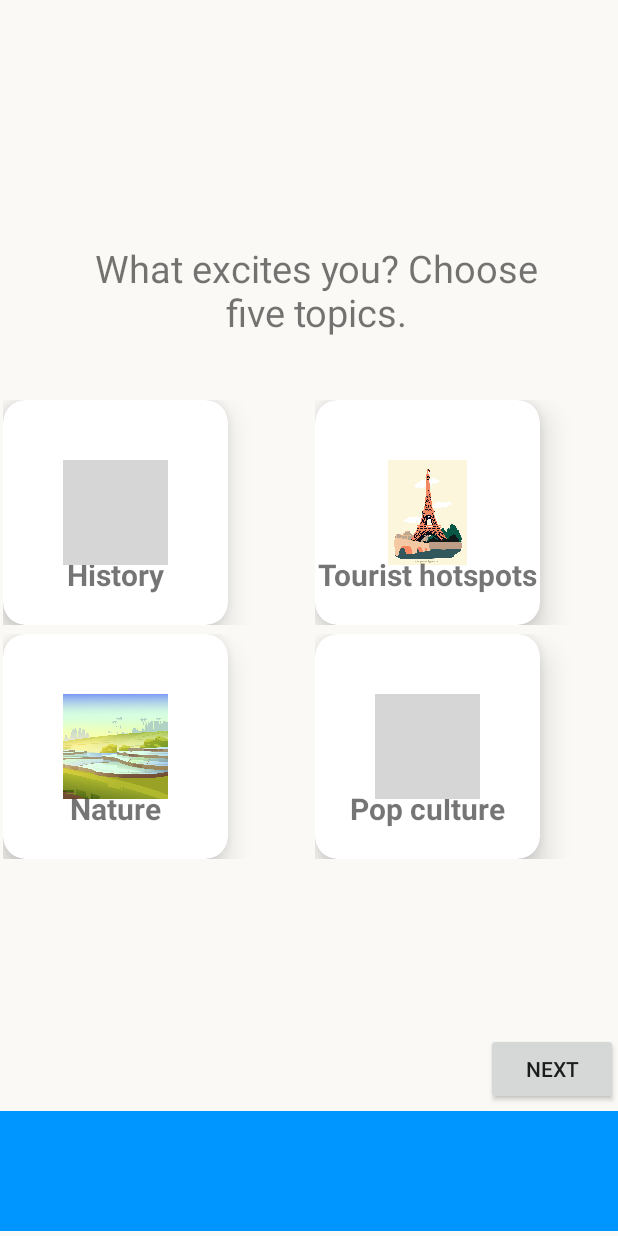
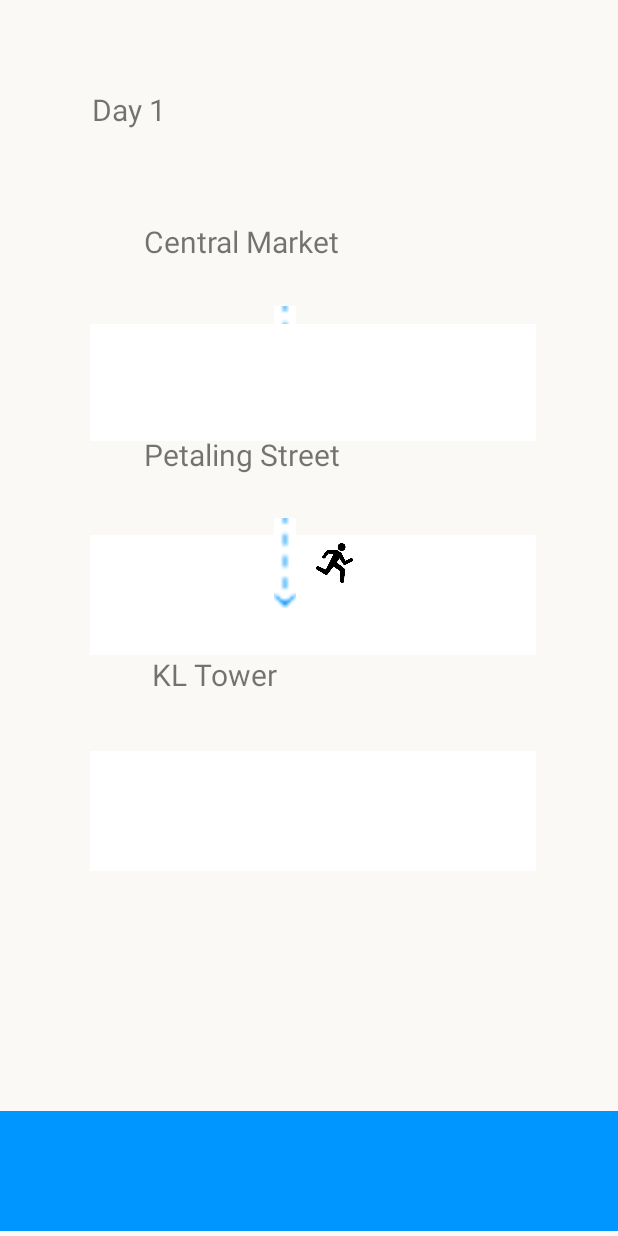
Before and after one commit to MycoX2/FYP-Work-1.0, an Android app built with Jetpack Compose: the InterestsScreen screen opened directly, with no data from a screen before it, on a phone screen of 412 x 824 dp. Run offline under Robolectric (Android 15) with nearby library versions, the phone set to English and light mode, and no system bars; grey boxes are pictures that could not be loaded.

Commit message:
Second commit
Read some stuff, added third screen

```diff
--- a/app/src/main/java/com/example/gotravel01/GridAdapter.kt
+++ b/app/src/main/java/com/example/gotravel01/GridAdapter.kt
@@ -8,32 +8,27 @@ import android.widget.BaseAdapter
 import android.widget.ImageView
 import android.widget.TextView
 
-// on below line we are creating an
-// adapter class for our grid view.
 internal class GridAdapter(
-    // on below line we are creating two
-    // variables for course list and context
-    private val courseList: List<gridViewItem>,
+
+    //initialize interestList and context
+    private val interestList: List<gridViewItem>,
     private val context: Context
 ) :
     BaseAdapter() {
-    // in base adapter class we are creating variables
-    // for layout inflater, course image view and course text view.
+
     private var layoutInflater: LayoutInflater? = null
-    private lateinit var courseTV: TextView
-    private lateinit var courseIV: ImageView
+    private lateinit var interestsText: TextView
+    private lateinit var interestsImage: ImageView
 
-    // below method is use to return the count of course list
+    //initialize default methods
     override fun getCount(): Int {
-        return courseList.size
+        return interestList.size
     }
 
-    // below function is use to return the item of grid view.
     override fun getItem(position: Int): Any? {
         return null
     }
 
-    // below function is use to return item id of grid view.
     override fun getItemId(position: Int): Long {
         return 0
     }
@@ -41,28 +36,23 @@ internal class GridAdapter(
     // in below function we are getting individual item of grid view.
     override fun getView(position: Int, convertView: View?, parent: ViewGroup?): View? {
         var convertView = convertView
-        // on blow line we are checking if layout inflater
-        // is null, if it is null we are initializing it.
+        // layoutInflater instantiates a new View
         if (layoutInflater == null) {
             layoutInflater =
                 context.getSystemService(Context.LAYOUT_INFLATER_SERVICE) as LayoutInflater
         }
-        // on the below line we are checking if convert view is null.
-        // If it is null we are initializing it.
+        //convertView reuses a given view.
+        //hence, this checks if convertView is null or not.
         if (convertView == null) {
-            // on below line we are passing the layout file
-            // which we have to inflate for each item of grid view.
             convertView = layoutInflater!!.inflate(R.layout.grid_item, null)
         }
-        // on below line we are initializing our course image view
-        // and course text view with their ids.
-        courseIV = convertView!!.findViewById(R.id.img_interest)
-        courseTV = convertView!!.findViewById(R.id.text_interest)
-        // on below line we are setting image for our course image view.
-        courseIV.setImageResource(courseList.get(position).img)
-        // on below line we are setting text in our course text view.
-        courseTV.setText(courseList.get(position).title)
-        // at last we are returning our convert view.
+
+        interestsImage = convertView!!.findViewById(R.id.img_interest)
+        interestsText = convertView!!.findViewById(R.id.text_interest)
+        //set image from drawable as interestsImage
+        interestsImage.setImageResource(interestList.get(position).img)
+        // set text
+        interestsText.setText(interestList.get(position).title)
         return convertView
     }
 }
--- a/app/src/main/java/com/example/gotravel01/InterestsScreen.kt
+++ b/app/src/main/java/com/example/gotravel01/InterestsScreen.kt
@@ -5,43 +5,36 @@ import android.os.Bundle
 import android.widget.AdapterView
 import android.widget.GridView
 import android.widget.Toast
-import androidx.appcompat.app.AppCompatActivity
-import java.util.*
 import kotlin.collections.ArrayList
 class InterestsScreen : ComponentActivity() {
 
-    lateinit var courseGRV: GridView
-    lateinit var courseList: List<gridViewItem>
+    lateinit var interestsGrid: GridView
+    lateinit var interestsList: List<gridViewItem>
     override fun onCreate(savedInstanceState: Bundle?) {
         super.onCreate(savedInstanceState)
-        setContentView(R.layout.choose_interests)
+        //setContentView(R.layout.choose_interests)
+        setContentView(R.layout.example_itinerary)
+        /*
+        // define interestsGrid and interestsList
+        interestsGrid = findViewById(R.id.interests_grid)
+        interestsList = ArrayList<gridViewItem>()
 
-        // initializing variables of grid view with their ids.
-        courseGRV = findViewById(R.id.interests_grid)
-        courseList = ArrayList<gridViewItem>()
-
-        // on below line we are adding data to
-        // our course list with image and course name.
-        courseList = courseList + gridViewItem("History", R.drawable.coliseum)
-        courseList = courseList + gridViewItem("Tourist hotspots", R.drawable.eiffel_tower_color)
-        courseList = courseList + gridViewItem("Nature", R.drawable.nature)
-        courseList = courseList + gridViewItem("Pop culture", R.drawable.stage)
+        //populate interestsList ArrayList
+        interestsList = interestsList + gridViewItem("History", R.drawable.coliseum)
+        interestsList = interestsList + gridViewItem("Tourist hotspots", R.drawable.eiffel_tower_color)
+        interestsList = interestsList + gridViewItem("Nature", R.drawable.nature)
+        interestsList = interestsList + gridViewItem("Pop culture", R.drawable.stage)
         // on below line we are initializing our course adapter
         // and passing course list and context.
-        val courseAdapter = GridAdapter(courseList = courseList, this@InterestsScreen)
+        val gridAdapter = GridAdapter(interestList = interestsList, this@InterestsScreen)
 
-        // on below line we are setting adapter to our grid view.
-        courseGRV.adapter = courseAdapter
+        interestsGrid.adapter = gridAdapter
 
-        // on below line we are adding on item
-        // click listener for our grid view.
-        courseGRV.onItemClickListener = AdapterView.OnItemClickListener { _, _, position, _ ->
-            // inside on click method we are simply displaying
-            // a toast message with course name.
+        interestsGrid.onItemClickListener = AdapterView.OnItemClickListener { _, _, position, _ ->
             Toast.makeText(
-                applicationContext, courseList[position].title + " selected",
+                applicationContext, interestsList[position].title + " selected",
                 Toast.LENGTH_SHORT
             ).show()
-        }
+        }*/
     }
 }
--- a/app/src/main/java/com/example/gotravel01/MainActivity.kt
+++ b/app/src/main/java/com/example/gotravel01/MainActivity.kt
@@ -27,12 +27,12 @@ class MainActivity : ComponentActivity() {
 
         //spinner code is here
         val spinnerDest = findViewById<Spinner>(R.id.spinner_dest);
+        //initialize and define adapter
         val adapter : ArrayAdapter<CharSequence> = ArrayAdapter.createFromResource(this, R.array.destinations, android.R.layout.simple_spinner_item)
             .also { adapter ->
-                // Specify the layout to use when the list of choices appears.
+                // layout for each item in drop down list
                 adapter.setDropDownViewResource(android.R.layout.simple_spinner_dropdown_item)
                 // Apply the adapter to the spinner.
-                spinnerDest.adapter = adapter
                 spinnerDest.setAdapter(adapter);
             }
 
--- /dev/null
+++ b/app/src/main/res/layout/example_itinerary.xml
@@ -0,0 +1,128 @@
+<?xml version="1.0" encoding="utf-8"?>
+<RelativeLayout xmlns:android="http://schemas.android.com/apk/res/android"
+    xmlns:app="http://schemas.android.com/apk/res-auto"
+    android:layout_width="match_parent"
+    android:layout_height="match_parent"
+    android:background="#FAF9F6">
+
+    <ImageView
+        android:id="@+id/walker_arrow1"
+        android:layout_width="42dp"
+        android:layout_height="50dp"
+        android:layout_alignEnd="@+id/arrow1"
+        android:layout_alignParentTop="true"
+        android:layout_marginTop="210dp"
+        android:layout_marginEnd="-36dp"
+        android:src="@drawable/walker" />
+
+    <ImageView
+        android:id="@+id/arrow1"
+        android:layout_width="44dp"
+        android:layout_height="60dp"
+        android:layout_alignParentTop="true"
+        android:layout_alignParentEnd="true"
+        android:layout_marginTop="204dp"
+        android:layout_marginEnd="200dp"
+        android:src="@drawable/arrow_itinerary" />
+
+    <View
+        android:id="@+id/blueBar_itinerary"
+        android:layout_width="wrap_content"
+        android:layout_height="80dp"
+        android:layout_alignParentBottom="true"
+        android:layout_marginBottom="3dp"
+        android:background="#0096FF" />
+
+    <View
+        android:id="@+id/firstDest_itinerary"
+        android:layout_width="297dp"
+        android:layout_height="78dp"
+        android:layout_alignParentStart="true"
+        android:layout_alignParentBottom="true"
+        android:layout_marginStart="60dp"
+        android:layout_marginBottom="530dp"
+        android:background="#FFFFFF" />
+
+    <View
+        android:id="@+id/secondDest_itinerary"
+        android:layout_width="297dp"
+        android:layout_height="80dp"
+        android:layout_alignParentBottom="true"
+        android:layout_marginStart="60dp"
+        android:layout_marginBottom="387dp"
+        android:background="#FFFFFF" />
+
+    <TextView
+        android:id="@+id/petalingStText"
+        android:layout_width="wrap_content"
+        android:layout_height="wrap_content"
+        android:layout_alignParentTop="true"
+        android:layout_alignParentEnd="true"
+        android:layout_marginTop="289dp"
+        android:layout_marginEnd="185dp"
+        android:text="Petaling Street"
+        android:textSize="20dp" />
+
+    <TextView
+        android:id="@+id/CMarketText"
+        android:layout_width="wrap_content"
+        android:layout_height="wrap_content"
+        android:layout_alignParentTop="true"
+        android:layout_alignParentEnd="true"
+        android:layout_marginTop="147dp"
+        android:layout_marginEnd="185dp"
+        android:text="Central Market"
+        android:textSize="20dp" />
+
+    <View
+        android:id="@+id/thirdDest_itinerary"
+        android:layout_width="297dp"
+        android:layout_height="80dp"
+        android:layout_alignParentBottom="true"
+        android:layout_marginStart="60dp"
+        android:layout_marginBottom="243dp"
+        android:background="#FFFFFF" />
+
+    <TextView
+        android:id="@+id/day1Text"
+        android:layout_width="wrap_content"
+        android:layout_height="wrap_content"
+        android:layout_alignParentTop="true"
+        android:layout_alignParentEnd="true"
+        android:layout_marginTop="59dp"
+        android:layout_marginEnd="301dp"
+        android:text="Day 1"
+        android:textSize="20sp" />
+
+    <TextView
+        android:id="@+id/KLTowerText"
+        android:layout_width="wrap_content"
+        android:layout_height="wrap_content"
+        android:layout_alignParentTop="true"
+        android:layout_alignParentEnd="true"
+        android:layout_marginTop="436dp"
+        android:layout_marginEnd="227dp"
+        android:text="KL Tower"
+        android:textSize="20dp" />
+
+    <ImageView
+        android:id="@+id/arrow2"
+        android:layout_width="44dp"
+        android:layout_height="60dp"
+        android:layout_alignParentTop="true"
+        android:layout_alignParentEnd="true"
+        android:layout_marginTop="345dp"
+        android:layout_marginEnd="200dp"
+        android:src="@drawable/arrow_itinerary" />
+
+    <ImageView
+        android:id="@+id/walker_arrow2"
+        android:layout_width="42dp"
+        android:layout_height="50dp"
+        android:layout_alignEnd="@+id/arrow1"
+        android:layout_alignParentTop="true"
+        android:layout_marginTop="349dp"
+        android:layout_marginEnd="-32dp"
+        android:src="@drawable/walker" />
+
+</RelativeLayout>
--- a/app/src/main/res/layout/grid_item.xml
+++ b/app/src/main/res/layout/grid_item.xml
@@ -9,7 +9,7 @@
     <androidx.cardview.widget.CardView
         android:layout_width="150dp"
         android:layout_height="150dp"
-        app:cardCornerRadius = "15dp"
+        app:cardCornerRadius = "12dp"
         app:cardElevation="12dp">
 
         <ImageView
```
Also changed, not shown: app/src/main/res/drawable/arrow_itinerary.jpg (added).
